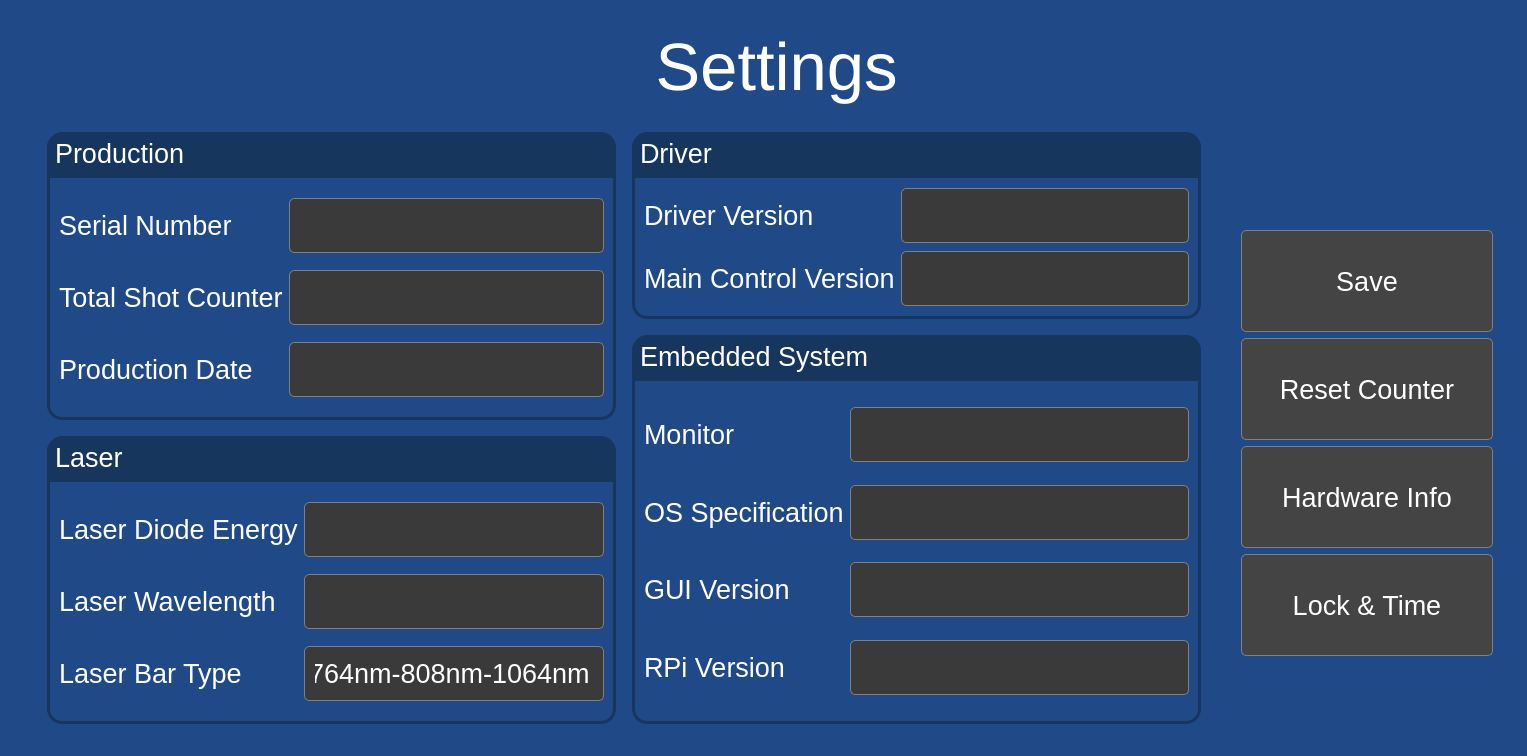
Old version of the form ui/ui.ui in the repository mohammaadhaji/Laser.
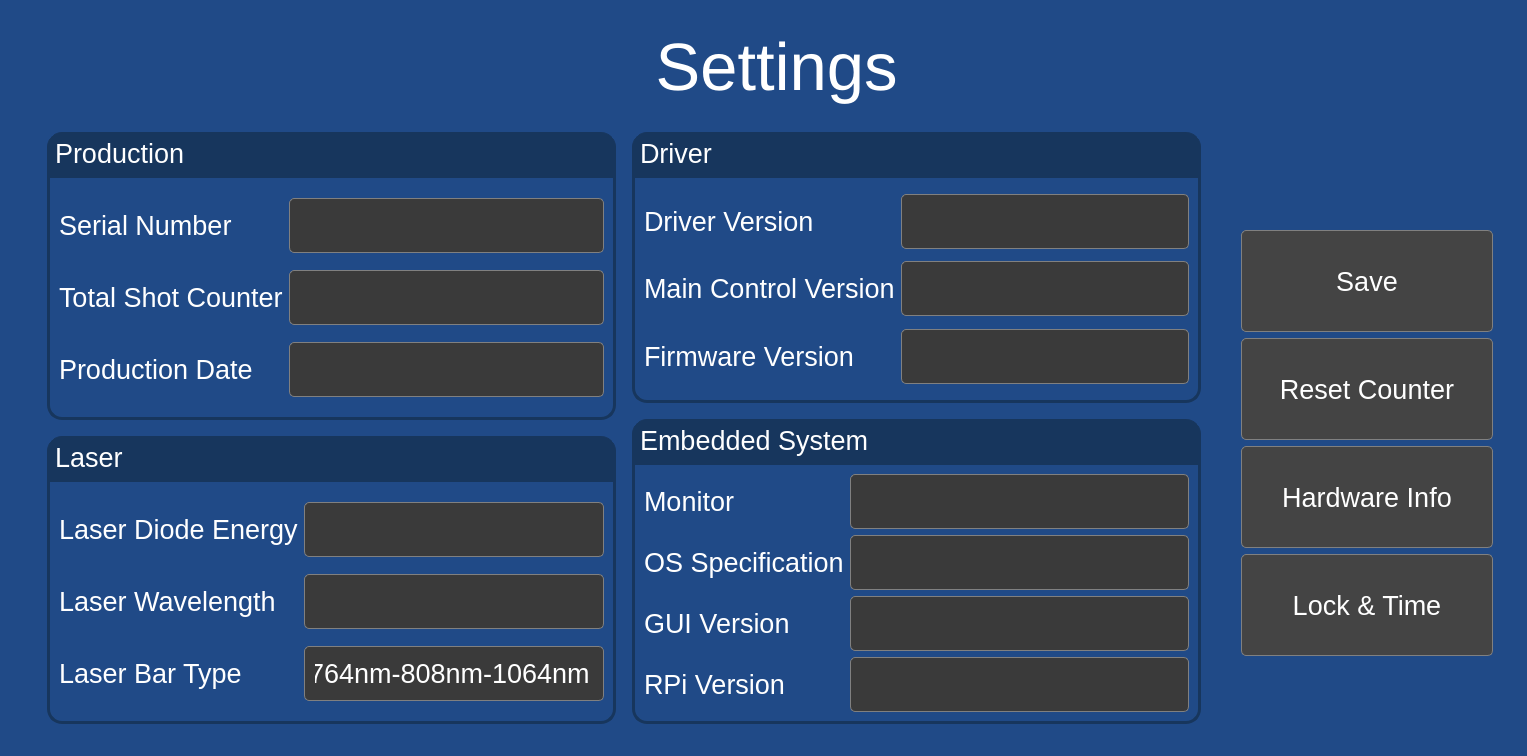
New version of the form. The open tabs and pages were chosen to show the change. Icons and pictures are not drawn. Custom widgets are drawn as their Qt base class.

Commit message: add firmware version, update auto increment lock date, fix types

```diff
--- a/ui/ui.ui
+++ b/ui/ui.ui
@@ -2231,8 +2231,8 @@
                       <rect>
                        <x>0</x>
                        <y>0</y>
-                       <width>958</width>
-                       <height>661</height>
+                       <width>1180</width>
+                       <height>737</height>
                       </rect>
                      </property>
                      <layout class="QVBoxLayout" name="verticalLayout_73">
@@ -2702,7 +2702,7 @@
                           </layout>
                          </item>
                          <item>
-                          <layout class="QVBoxLayout" name="verticalLayout_67" stretch="0,0">
+                          <layout class="QVBoxLayout" name="verticalLayout_67" stretch="1,1">
                            <property name="leftMargin">
                             <number>5</number>
                            </property>
@@ -2850,7 +2850,20 @@
                                     </property>
                                    </widget>
                                   </item>
-                                  <item row="4" column="1">
+                                  <item row="1" column="0">
+                                   <widget class="QLabel" name="lblDriverVersion">
+                                    <property name="font">
+                                     <font>
+                                      <family>Arial</family>
+                                      <pointsize>20</pointsize>
+                                     </font>
+                                    </property>
+                                    <property name="text">
+                                     <string>Driver Version</string>
+                                    </property>
+                                   </widget>
+                                  </item>
+                                  <item row="6" column="1">
                                    <spacer name="verticalSpacer_65">
                                     <property name="orientation">
                                      <enum>Qt::Vertical</enum>
@@ -2863,6 +2876,45 @@
                                     </property>
                                    </spacer>
                                   </item>
+                                  <item row="5" column="0">
+                                   <widget class="QLabel" name="lblFirmwareVersion">
+                                    <property name="font">
+                                     <font>
+                                      <family>Arial</family>
+                                      <pointsize>20</pointsize>
+                                     </font>
+                                    </property>
+                                    <property name="text">
+                                     <string>Firmware Version</string>
+                                    </property>
+                                   </widget>
+                                  </item>
+                                  <item row="5" column="1">
+                                   <widget class="LineEdit" name="txtFirmwareVersion">
+                                    <property name="font">
+                                     <font>
+                                      <family>Arial</family>
+                                      <pointsize>20</pointsize>
+                                     </font>
+                                    </property>
+                                    <property name="alignment">
+                                     <set>Qt::AlignCenter</set>
+                                    </property>
+                                   </widget>
+                                  </item>
+                                  <item row="4" column="1">
+                                   <spacer name="verticalSpacer_77">
+                                    <property name="orientation">
+                                     <enum>Qt::Vertical</enum>
+                                    </property>
+                                    <property name="sizeHint" stdset="0">
+                                     <size>
+                                      <width>20</width>
+                                      <height>40</height>
+                                     </size>
+                                    </property>
+                                   </spacer>
+                                  </item>
                                  </layout>
                                 </item>
                                </layout>
```
Left out of the diff: 45 changed lines with no effect on the pictures. The commit also changes 3 other files.
